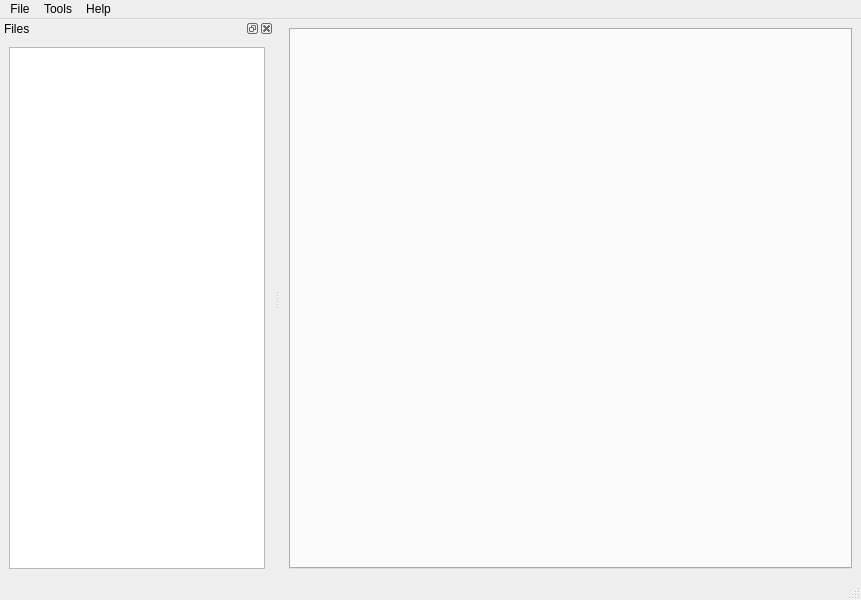
Before: the Qt Designer form src/swged/ui/main_window.ui in apathyboy/swganh, drawn with Qt 5.
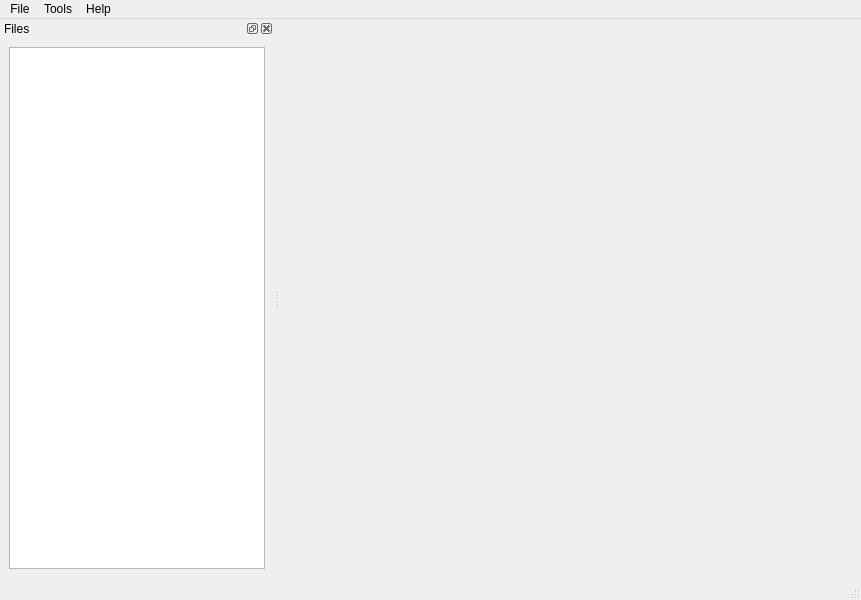
After: the same form once the commit is applied. Custom widgets are drawn as their Qt base class.

Commit message: Enabled document mode and closeable tabs

The edit to the form file:
```diff
--- a/src/swged/ui/main_window.ui
+++ b/src/swged/ui/main_window.ui
@@ -16,7 +16,14 @@
   <widget class="QWidget" name="centralwidget">
    <layout class="QGridLayout" name="gridLayout">
     <item row="0" column="0">
-     <widget class="QTabWidget" name="documentsTabWidget"/>
+     <widget class="QTabWidget" name="documentsTabWidget">
+      <property name="documentMode">
+       <bool>true</bool>
+      </property>
+      <property name="tabsClosable">
+       <bool>true</bool>
+      </property>
+     </widget>
     </item>
    </layout>
   </widget>
```
